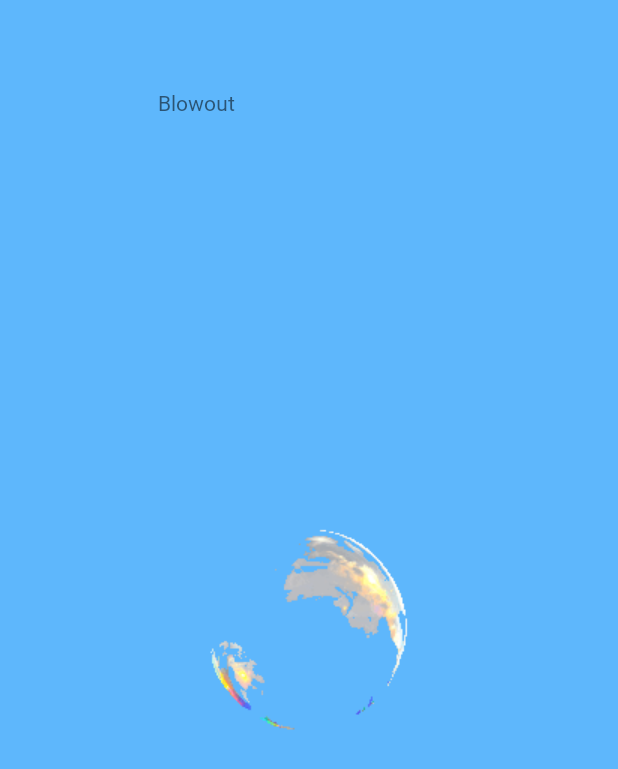
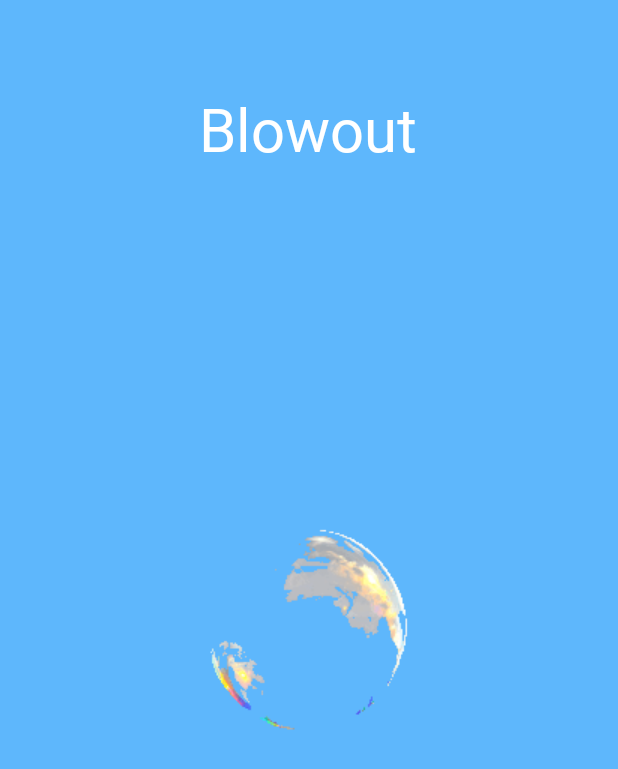
Before and after one commit to Slafed/Bubbles, an Android app: the layout activity_main.xml on its own in the app's theme, with its tools: preview values and no code run, on a phone screen of 412 x 824 dp. Shown: the top 769 px of the screen. Run offline under Robolectric (Android 15) with nearby library versions, the phone set to English and light mode, and no system bars; Roboto replaces fonts that are not available here.

Commit message:
changed font style to AppThemeBright

```diff
--- a/app/src/main/res/layout/activity_main.xml
+++ b/app/src/main/res/layout/activity_main.xml
@@ -18,7 +18,8 @@
         app:layout_constraintLeft_toLeftOf="parent"
         app:layout_constraintRight_toRightOf="parent"
         app:layout_constraintTop_toTopOf="parent"
-        app:layout_constraintVertical_bias="0.077" />
+        app:layout_constraintVertical_bias="0.077"
+        style="@style/AppThemeBright"/>
 
     <Button
         android:layout_width="182dp"
```
